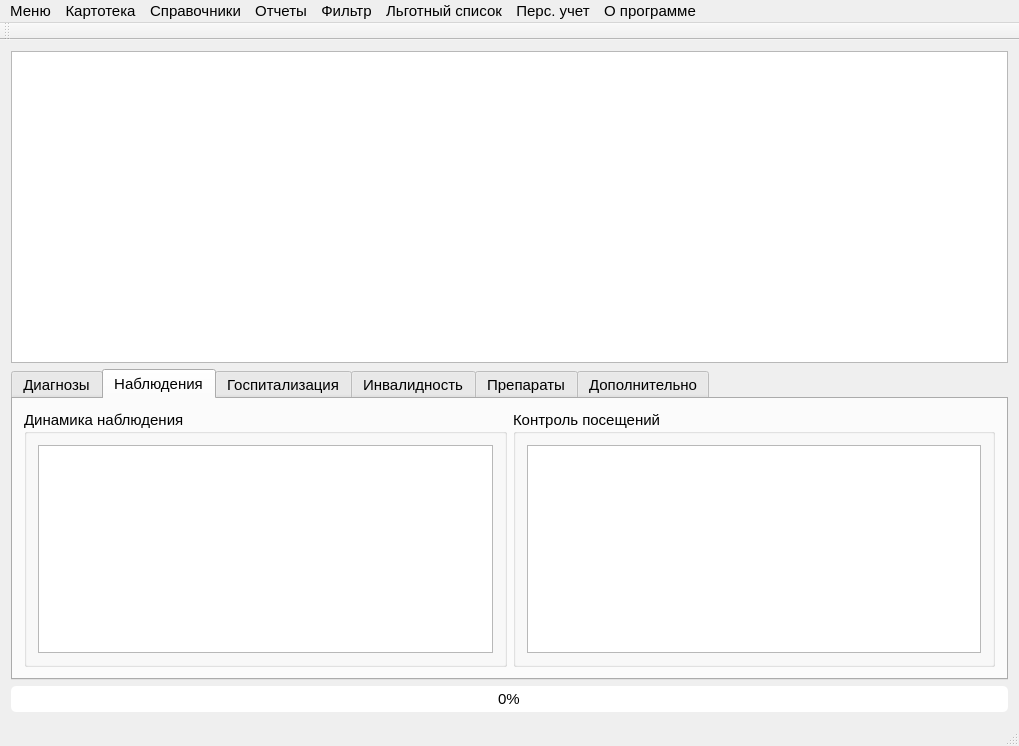
This is mainwindow.ui in PanchukDima/patientbd-code as Qt 5 draws it before an edit. The edited form follows.
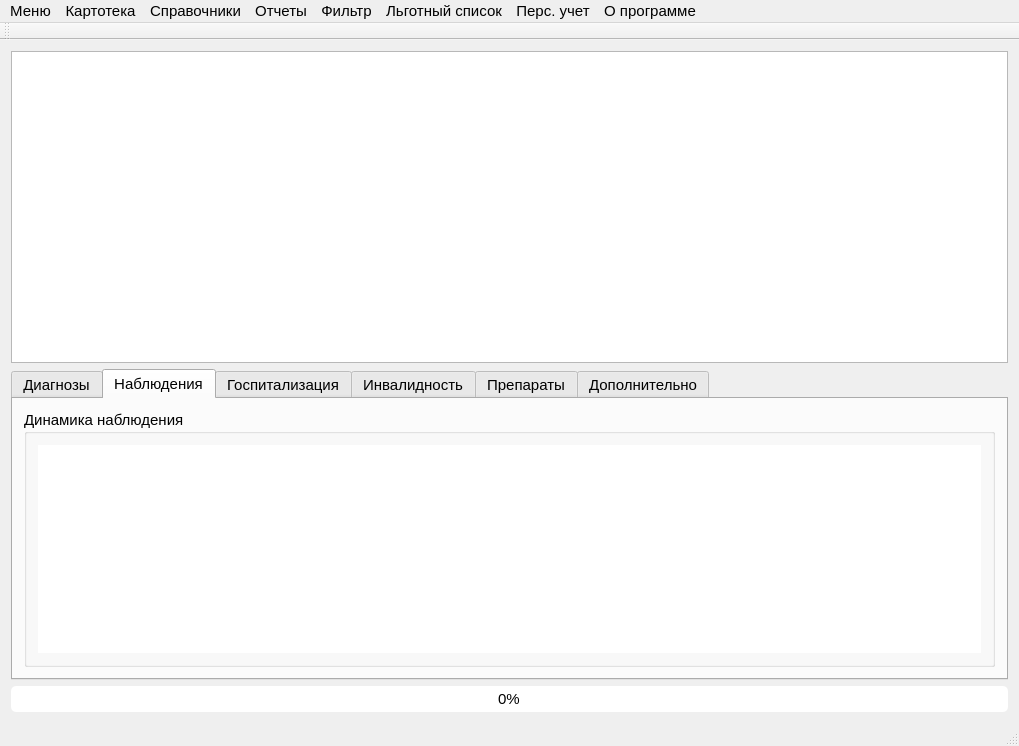
This is the edited form. The open tabs and pages were chosen to show the change. Icons and pictures are not drawn.

Patch:
```diff
--- a/mainwindow.ui
+++ b/mainwindow.ui
@@ -143,12 +143,25 @@
           <property name="title">
            <string>Динамика наблюдения</string>
           </property>
-          <layout class="QVBoxLayout" name="verticalLayout_3">
+          <layout class="QHBoxLayout" name="horizontalLayout_6">
+           <property name="spacing">
+            <number>0</number>
+           </property>
            <item>
             <widget class="QTableWidget" name="tableWidget_dynamic_view">
              <property name="contextMenuPolicy">
               <enum>Qt::CustomContextMenu</enum>
              </property>
+             <property name="styleSheet">
+              <string notr="true">QTableWidget{
+border: 0px solid gray;
+
+
+}</string>
+             </property>
+             <property name="lineWidth">
+              <number>1</number>
+             </property>
              <property name="editTriggers">
               <set>QAbstractItemView::NoEditTriggers</set>
              </property>
@@ -166,20 +179,18 @@
              </property>
             </widget>
            </item>
-          </layout>
-         </widget>
-        </item>
-        <item>
-         <widget class="QGroupBox" name="groupBox_2">
-          <property name="title">
-           <string>Контроль посещений</string>
-          </property>
-          <layout class="QVBoxLayout" name="verticalLayout_2">
            <item>
             <widget class="QTableWidget" name="tableWidget_control_pos">
              <property name="contextMenuPolicy">
               <enum>Qt::CustomContextMenu</enum>
              </property>
+             <property name="styleSheet">
+              <string notr="true">QTableWidget{
+border: 0px solid gray;
+
+
+}</string>
+             </property>
              <property name="editTriggers">
               <set>QAbstractItemView::NoEditTriggers</set>
              </property>
```
Left out of the diff: 4 changed lines with no effect on the pictures.
